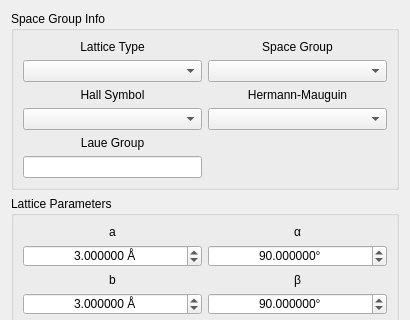
HEXRD/hexrdgui, file hexrd/ui/resources/ui/material_editor_widget.ui: the form before one commit; both pictures show x 0 to 410 and y 0 to 320 of the 410 by 513 pixel window.
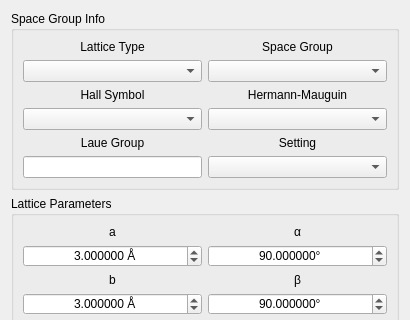
The form after the commit. Custom widgets are drawn as their Qt base class.

Commit message:
Separate out space group setting and number
This moves the space group setting to its own combo box. However,
because it is not being used for anything, it is currently hidden.

The edit to the form file:
```diff
--- a/hexrd/ui/resources/ui/material_editor_widget.ui
+++ b/hexrd/ui/resources/ui/material_editor_widget.ui
@@ -185,6 +185,19 @@
         <item row="2" column="0">
          <widget class="QComboBox" name="lattice_type"/>
         </item>
+        <item row="7" column="1">
+         <widget class="QLabel" name="space_group_setting_label">
+          <property name="text">
+           <string>Setting</string>
+          </property>
+          <property name="alignment">
+           <set>Qt::AlignCenter</set>
+          </property>
+         </widget>
+        </item>
+        <item row="8" column="1">
+         <widget class="QComboBox" name="space_group_setting"/>
+        </item>
        </layout>
       </widget>
      </item>
```
Left out of the diff: 1 changed line with no effect on the pictures. The commit also changes 1 other file.
